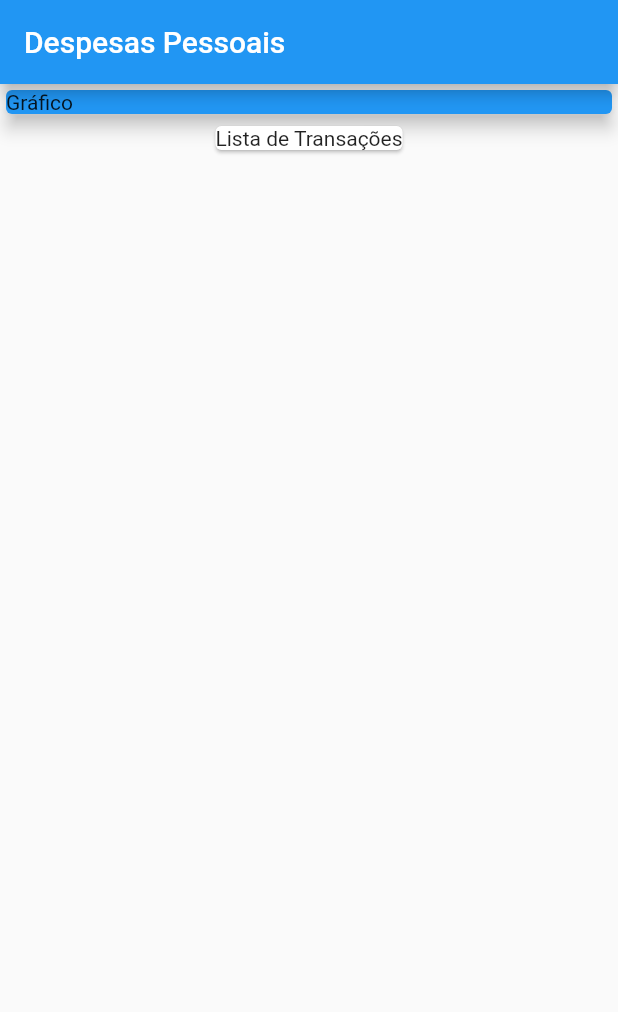
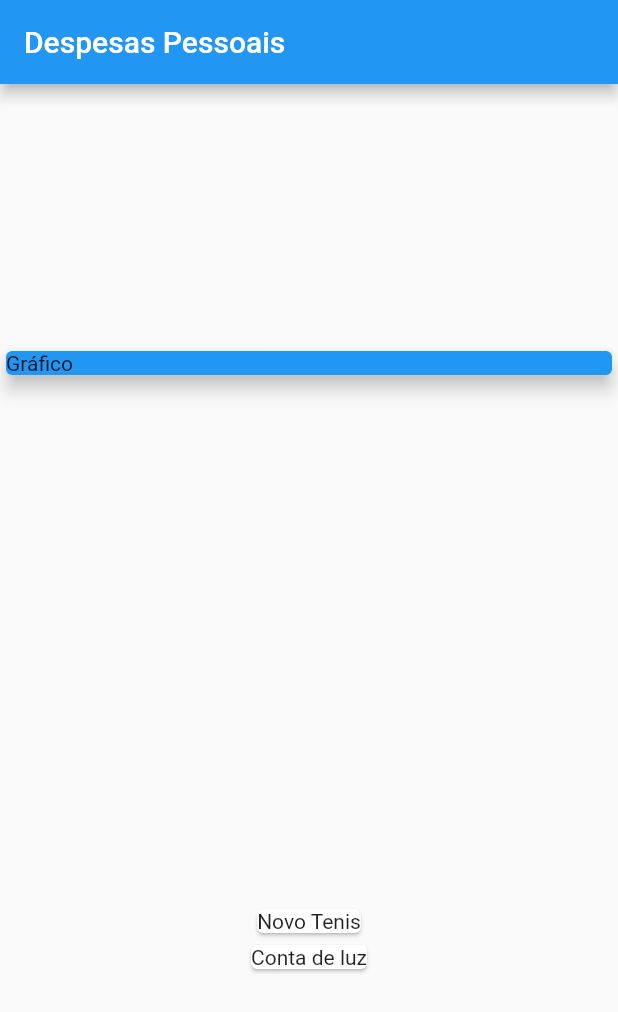
Before and after one commit to EduardoMoreira26/Flutter-expensesApp, a Flutter app: the screen it shows after launch, on a phone screen of 412 x 824 dp. Shown: the top 1012 px of the screen. Run offline on Flutter 3.47's test engine with Material 2 defaults, Android fonts, the phone set to English and light mode, and no system bars.

Commit message:
first commit

```diff
--- a/lib/main.dart
+++ b/lib/main.dart
@@ -1,3 +1,4 @@
+import 'package:expenses/models/transaction.dart';
 import 'package:flutter/material.dart';
 
 main() => runApp(ExpensesApp());
@@ -12,6 +13,21 @@ class ExpensesApp extends StatelessWidget {
 }
 
 class MyHomePage extends StatelessWidget {
+  final _transactions = [
+    Transaction(
+      id: 't1',
+      title: 'Novo Tenis',
+      value: 200.01,
+      date: DateTime.now(),
+    ),
+    Transaction(
+      id: 't2',
+      title: 'Conta de luz',
+      value: 150.01,
+      date: DateTime.now(),
+    )
+  ];
+
   @override
   Widget build(BuildContext context) {
     return Scaffold(
@@ -19,17 +35,22 @@ class MyHomePage extends StatelessWidget {
         title: Text('Despesas Pessoais'),
       ),
       body: Column(
+        mainAxisAlignment: MainAxisAlignment.spaceAround,
+        crossAxisAlignment: CrossAxisAlignment.stretch,
         children: [
           Container(
-            width: double.infinity,
             child: Card(
               color: Colors.blue,
               child: Text('Gráfico'),
               elevation: 5,
             ),
           ),
-          Card(
-            child: Text('Lista de Transações'),
+          Column(
+            children: _transactions.map((tr){
+              return Card(
+                child: Text(tr.title)
+              );
+            }).toList(),
           )
         ],
       ),
--- /dev/null
+++ b/lib/models/transaction.dart
@@ -0,0 +1,13 @@
+class Transaction {
+  final String id;
+  final String title;
+  final double value;
+  final DateTime date;
+
+  Transaction({
+    required this.id,
+    required this.title,
+    required this.value,
+    required this.date,
+  });
+}
--- a/pubspec.yaml
+++ b/pubspec.yaml
@@ -18,7 +18,7 @@ publish_to: 'none' # Remove this line if you wish to publish to pub.dev
 version: 1.0.0+1
 
 environment:
-  sdk: ">=2.7.0 <3.0.0"
+  sdk: ">=2.12.0 <3.0.0"
 
 dependencies:
   flutter:
```
